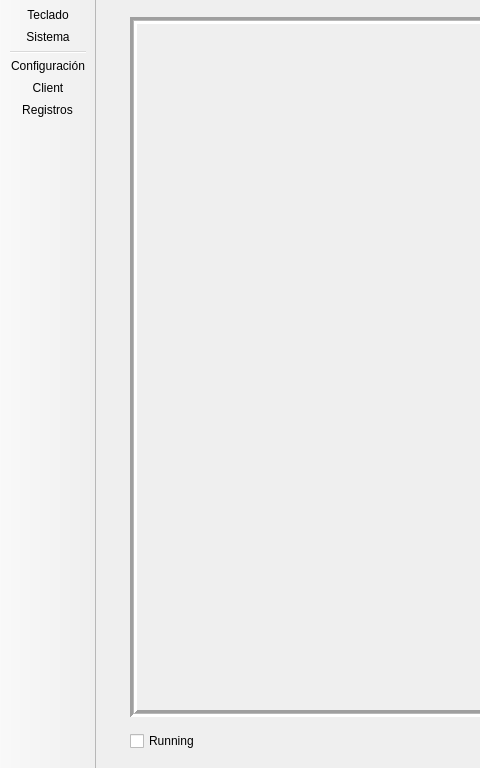
Old version of the form nqtrucksserver/Desktop/Desktop.ui in the repository sunsiz/nQTrucks; both pictures show x 0 to 480 and y 0 to 768 of the 1024 by 768 pixel window.
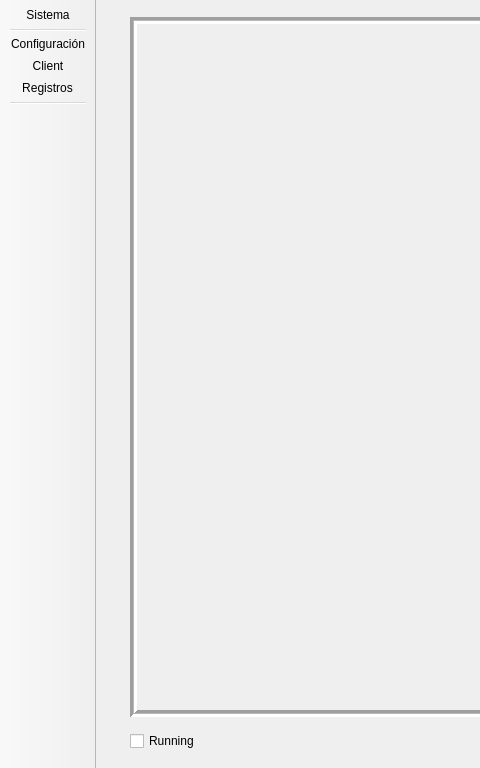
New version of the form. Icons and pictures are not drawn.

Diff of the .ui file:
```diff
--- a/nqtrucksserver/Desktop/Desktop.ui
+++ b/nqtrucksserver/Desktop/Desktop.ui
@@ -108,12 +108,12 @@
    <attribute name="toolBarBreak">
     <bool>false</bool>
    </attribute>
-   <addaction name="actionKeyboard"/>
    <addaction name="actionSystemSettings"/>
    <addaction name="separator"/>
    <addaction name="actionConfiguracion"/>
    <addaction name="actionClient"/>
    <addaction name="actionRegistros"/>
+   <addaction name="separator"/>
   </widget>
   <action name="actionSystemSettings">
    <property name="icon">
```
